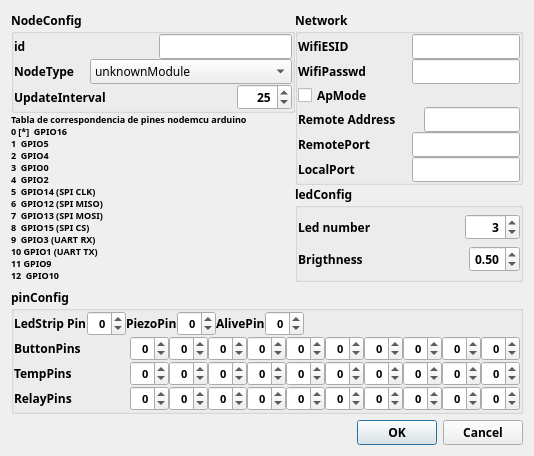
This is Software/JarvisServer/common/gnodeconfigdialog.ui in makespacemadrid/Jarvis as Qt 5 draws it before an edit. The edited form follows.
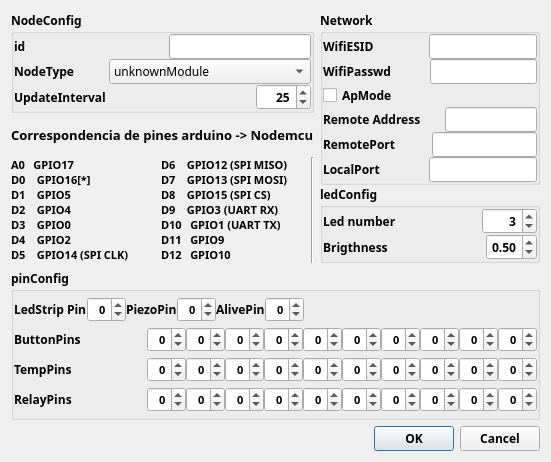
This is the edited form.

Commit message: Añadida etiqueta con el pin correspondiente al A0 del nodeMCU

```diff
--- a/Software/JarvisServer/common/gnodeconfigdialog.ui
+++ b/Software/JarvisServer/common/gnodeconfigdialog.ui
@@ -6,8 +6,8 @@
    <rect>
     <x>0</x>
     <y>0</y>
-    <width>534</width>
-    <height>430</height>
+    <width>551</width>
+    <height>462</height>
    </rect>
   </property>
   <property name="font">
@@ -22,15 +22,9 @@
   </property>
   <layout class="QVBoxLayout" name="verticalLayout_7">
    <item>
-    <layout class="QHBoxLayout" name="horizontalLayout_19">
-     <property name="spacing">
-      <number>0</number>
-     </property>
+    <layout class="QHBoxLayout" name="horizontalLayout_10">
      <item>
       <layout class="QVBoxLayout" name="verticalLayout_5">
-       <property name="spacing">
-        <number>0</number>
-       </property>
        <item>
         <widget class="QGroupBox" name="groupBox_2">
          <property name="font">
@@ -246,27 +240,61 @@
         <widget class="QLabel" name="label_18">
          <property name="font">
           <font>
-           <pointsize>7</pointsize>
+           <pointsize>10</pointsize>
           </font>
          </property>
          <property name="text">
-          <string>Tabla de correspondencia de pines nodemcu arduino
-0 [*]  GPIO16  
-1  GPIO5 
-2  GPIO4
-3  GPIO0
-4  GPIO2
-5  GPIO14 (SPI CLK)    
-6  GPIO12 (SPI MISO)   
-7  GPIO13 (SPI MOSI)   
-8  GPIO15 (SPI CS)
-9  GPIO3 (UART RX)
-10 GPIO1 (UART TX)
-11 GPIO9
-12  GPIO10</string>
+          <string>Correspondencia de pines arduino -&gt; Nodemcu</string>
          </property>
         </widget>
        </item>
+       <item>
+        <layout class="QHBoxLayout" name="horizontalLayout_9">
+         <item>
+          <widget class="QLabel" name="label_10">
+           <property name="font">
+            <font>
+             <pointsize>8</pointsize>
+            </font>
+           </property>
+           <property name="text">
+            <string>A0   GPIO17
+D0    GPIO16[*]  
+D1    GPIO5 
+D2    GPIO4
+D3    GPIO0
+D4    GPIO2
+D5    GPIO14 (SPI CLK)</string>
+           </property>
+          </widget>
+         </item>
+         <item>
+          <widget class="QLabel" name="label_9">
+           <property name="font">
+            <font>
+             <pointsize>8</pointsize>
+            </font>
+           </property>
+           <property name="text">
+            <string>D6    GPIO12 (SPI MISO)   
+D7    GPIO13 (SPI MOSI)   
+D8    GPIO15 (SPI CS)
+D9    GPIO3 (UART RX)
+D10   GPIO1 (UART TX)
+D11   GPIO9
+D12   GPIO10</string>
+           </property>
+          </widget>
+         </item>
+         <item>
+          <widget class="Line" name="line">
+           <property name="orientation">
+            <enum>Qt::Vertical</enum>
+           </property>
+          </widget>
+         </item>
+        </layout>
+       </item>
       </layout>
      </item>
      <item>
```
The commit also changes 1 other file.
